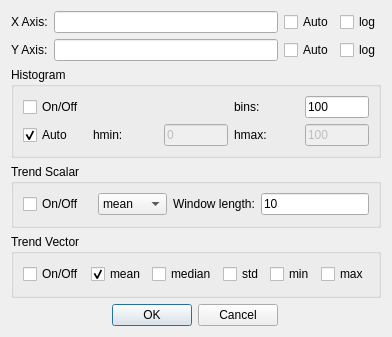
Before: the Qt Designer form src/interface/ui/line_plot_settings.ui in FXIhub/hummingbird, drawn with Qt 5.
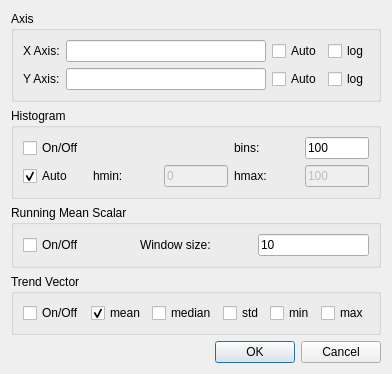
After: the same form once the commit is applied.

Commit message: Implemented proper running average for scalars

Diff of the .ui file:
```diff
--- a/src/interface/ui/line_plot_settings.ui
+++ b/src/interface/ui/line_plot_settings.ui
@@ -7,12 +7,18 @@
     <x>0</x>
     <y>0</y>
     <width>377</width>
-    <height>337</height>
+    <height>369</height>
    </rect>
   </property>
   <property name="windowTitle">
    <string>Dialog</string>
   </property>
+  <layout class="QGridLayout" name="gridLayout_5">
+   <item row="0" column="0">
+    <widget class="QGroupBox" name="groupBox_4">
+     <property name="title">
+      <string>Axis</string>
+     </property>
   <layout class="QGridLayout" name="gridLayout_4">
    <item row="0" column="0">
     <widget class="QLabel" name="label_2">
@@ -62,7 +68,10 @@
      </property>
     </widget>
    </item>
-   <item row="2" column="0" colspan="4">
+     </layout>
+    </widget>
+   </item>
+   <item row="1" column="0">
     <widget class="QGroupBox" name="groupBox">
      <property name="title">
       <string>Histogram</string>
@@ -169,13 +178,20 @@
      </layout>
     </widget>
    </item>
-   <item row="3" column="0" colspan="4">
+   <item row="2" column="0">
     <widget class="QGroupBox" name="groupBox_2">
      <property name="title">
-      <string>Trend Scalar</string>
+      <string>Running Mean Scalar</string>
      </property>
      <layout class="QGridLayout" name="gridLayout_3">
-      <item row="0" column="3">
+      <item row="0" column="0">
+       <widget class="QCheckBox" name="showTrendScalar">
+        <property name="text">
+         <string>On/Off</string>
+        </property>
+       </widget>
+      </item>
+      <item row="0" column="2">
        <widget class="QLineEdit" name="windowLength">
         <property name="sizePolicy">
          <sizepolicy hsizetype="Preferred" vsizetype="Fixed">
@@ -188,44 +204,13 @@
         </property>
        </widget>
       </item>
-      <item row="0" column="0">
-       <widget class="QCheckBox" name="showTrendScalar">
-        <property name="text">
-         <string>On/Off</string>
-        </property>
-       </widget>
-      </item>
-      <item row="0" column="2">
+      <item row="0" column="1">
        <widget class="QLabel" name="label_5">
         <property name="text">
-         <string>Window length:</string>
+         <string>Window size:</string>
         </property>
        </widget>
       </item>
-      <item row="0" column="1">
-       <widget class="QComboBox" name="trendOptionsScalar">
-        <item>
-         <property name="text">
-          <string>mean</string>
-         </property>
-        </item>
-        <item>
-         <property name="text">
-          <string>std</string>
-         </property>
-        </item>
-        <item>
-         <property name="text">
-          <string>max</string>
-         </property>
-        </item>
-        <item>
-         <property name="text">
-          <string>min</string>
-         </property>
-        </item>
-       </widget>
-      </item>
      </layout>
      <zorder>groupBox</zorder>
      <zorder>showTrendScalar</zorder>
@@ -234,17 +219,7 @@
      <zorder>trendOptionsScalar</zorder>
     </widget>
    </item>
-   <item row="5" column="1">
-    <widget class="QDialogButtonBox" name="buttonBox">
-     <property name="orientation">
-      <enum>Qt::Horizontal</enum>
-     </property>
-     <property name="standardButtons">
-      <set>QDialogButtonBox::Cancel|QDialogButtonBox::Ok</set>
-     </property>
-    </widget>
-   </item>
-   <item row="4" column="0" colspan="4">
+   <item row="3" column="0">
     <widget class="QGroupBox" name="groupBox_3">
      <property name="title">
       <string>Trend Vector</string>
@@ -298,6 +273,16 @@
      </layout>
     </widget>
    </item>
+   <item row="4" column="0">
+    <widget class="QDialogButtonBox" name="buttonBox">
+     <property name="orientation">
+      <enum>Qt::Horizontal</enum>
+     </property>
+     <property name="standardButtons">
+      <set>QDialogButtonBox::Cancel|QDialogButtonBox::Ok</set>
+     </property>
+    </widget>
+   </item>
   </layout>
  </widget>
  <resources/>
```
Left out of the diff: 2 changed lines with no effect on the pictures. Lines whose indentation alone changed are shown as unchanged. The commit also changes 2 other files.
